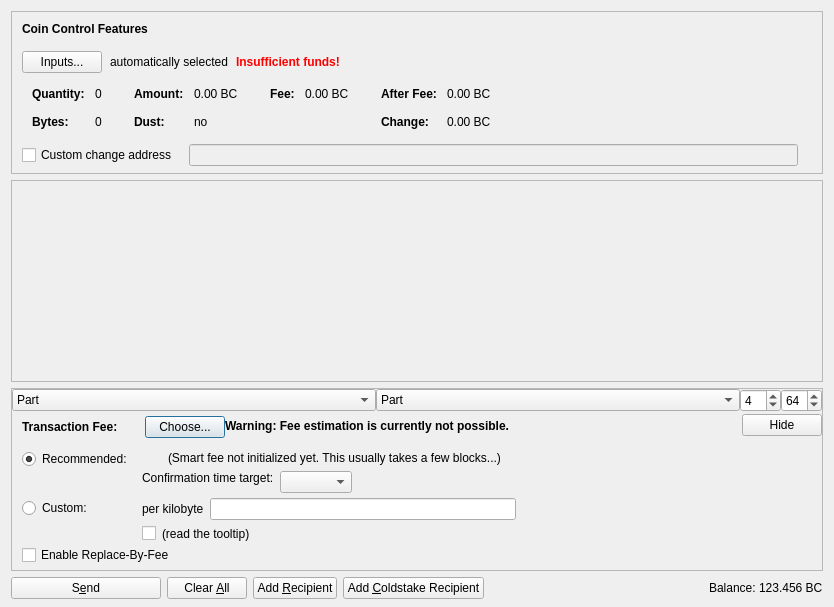
First picture: the form in src/qt/forms/sendcoinsdialog.ui, repository Bitcoin-Confidential/BitcoinC-Core, before the edit.
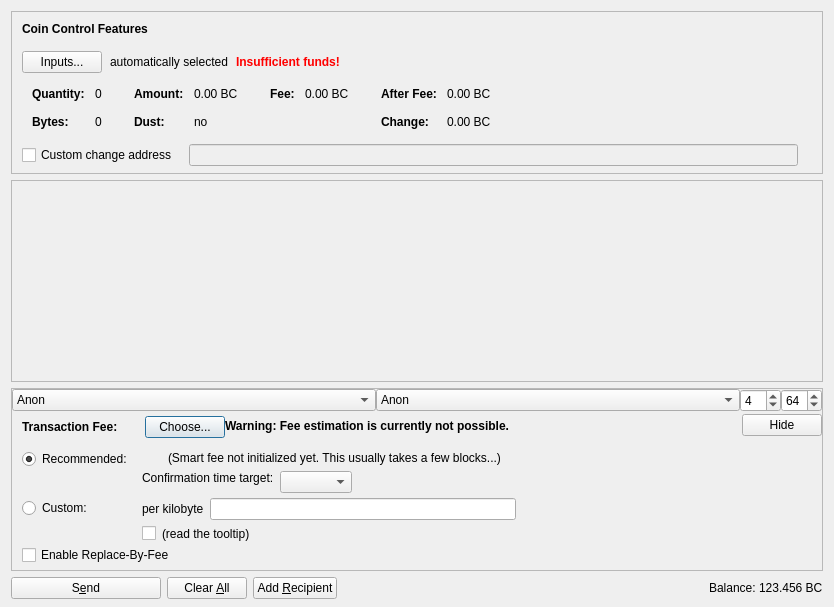
Second picture: the form after the edit. Icons and pictures are not drawn. Custom widgets are drawn as their Qt base class.

Commit message: Fixed Send tab. "Part" option removed. "Anon" set as default. "Add Coldstake recipient" removed.

What changed in the file:
```diff
--- a/src/qt/forms/sendcoinsdialog.ui
+++ b/src/qt/forms/sendcoinsdialog.ui
@@ -671,16 +671,6 @@
           <property name="toolTip">
            <string>Balance type to send from.</string>
           </property>
-          <item>
-           <property name="text">
-            <string>Part</string>
-           </property>
-          </item>
-          <item>
-           <property name="text">
-            <string>Blind</string>
-           </property>
-          </item>
           <item>
            <property name="text">
             <string>Anon</string>
@@ -693,16 +683,6 @@
           <property name="toolTip">
            <string>Balance type to send to.</string>
           </property>
-          <item>
-           <property name="text">
-            <string>Part</string>
-           </property>
-          </item>
-          <item>
-           <property name="text">
-            <string>Blind</string>
-           </property>
-          </item>
           <item>
            <property name="text">
             <string>Anon</string>
@@ -1289,23 +1269,6 @@
        </property>
       </widget>
      </item>
-     <item>
-      <widget class="QPushButton" name="addButtonCS">
-       <property name="toolTip">
-        <string>Send to a coldstake script</string>
-       </property>
-       <property name="text">
-        <string>Add &amp;Coldstake Recipient</string>
-       </property>
-       <property name="icon">
-        <iconset resource="../bitcoin.qrc">
-         <normaloff>:/icons/add</normaloff>:/icons/add</iconset>
-       </property>
-       <property name="autoDefault">
-        <bool>false</bool>
-       </property>
-      </widget>
-     </item>
      <item>
       <spacer name="horizontalSpacer">
        <property name="orientation">
```
Left out of the diff: 10 changed lines with no effect on the pictures. The commit also changes 1 other file.
